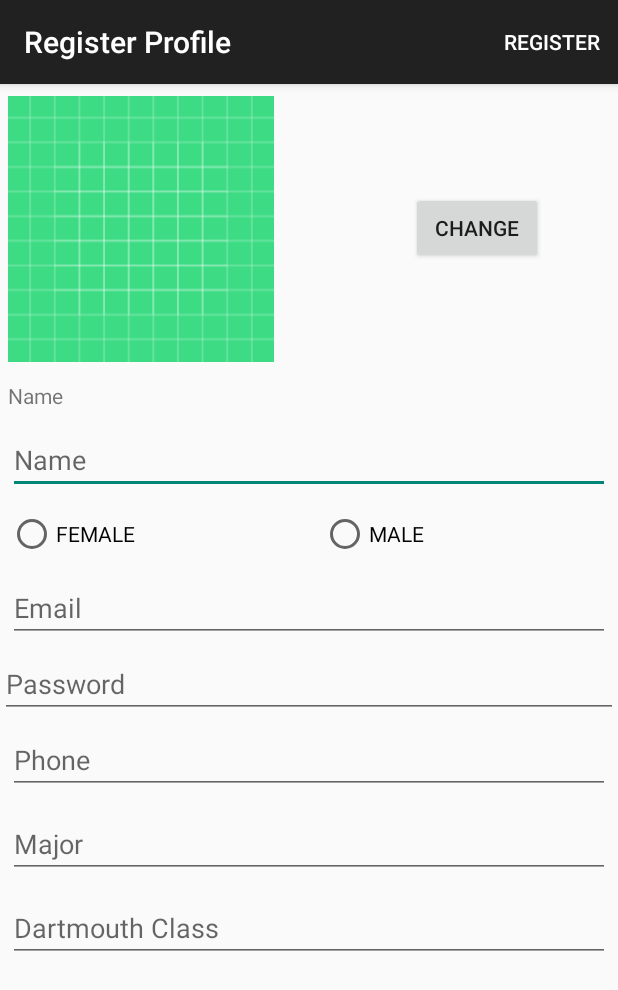
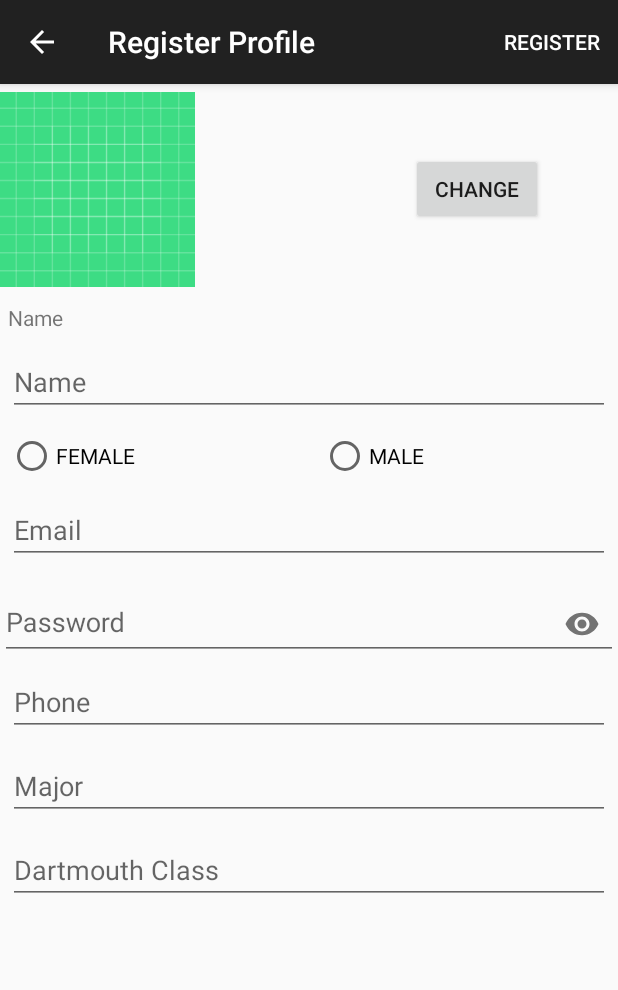
Before and after one commit to rossguju1/AndroidProgramming_CS65, an Android app: the RegisterProfileActivity screen opened directly, with no data from a screen before it, on a phone screen of 412 x 824 dp. Shown: the top 990 px of the screen. Run offline under Robolectric (Android 15) with nearby library versions, the phone set to English and light mode, and no system bars; libraries missing offline, so code that uses them is left out: com.soundcloud.android; pictures from the network do not load.

Commit message:
almost done

```diff
--- a/MyRuns/MyRuns1/app/src/main/res/layout/activity_profile.xml
+++ b/MyRuns/MyRuns1/app/src/main/res/layout/activity_profile.xml
@@ -1,10 +1,11 @@
-<ScrollView
+<androidx.core.widget.NestedScrollView
     xmlns:android="http://schemas.android.com/apk/res/android"
     xmlns:app="http://schemas.android.com/apk/res-auto"
     xmlns:tools="http://schemas.android.com/tools"
     android:id="@+id/mainLayout"
     android:layout_width="match_parent"
-    android:layout_height="match_parent" >
+    android:layout_height="match_parent"
+    tools:context=".RegisterProfileActivity">
 
 
     <LinearLayout
@@ -19,12 +20,10 @@
 
             <ImageView
                 android:id="@+id/imageProfile"
-                android:layout_width="177dp"
-                android:layout_height="182dp"
-                android:layout_marginStart="5dp"
-                android:layout_marginLeft="5dp"
+                android:layout_width="130dp"
+                android:layout_height="130dp"
                 android:layout_marginTop="5dp"
-                android:layout_marginRight="5dp"
+                android:layout_marginEnd="50dp"
                 android:layout_marginBottom="5dp"
                 android:contentDescription="@string/ui_profile_photo_content_description"
                 android:focusable="true"
@@ -38,9 +37,8 @@
                 android:layout_width="wrap_content"
                 android:layout_height="wrap_content"
                 android:layout_centerVertical="true"
-                android:layout_marginRight="50dp"
-                android:layout_alignParentRight="true"
-                android:onClick="onChangePhotoClicked"
+                android:layout_marginEnd="50dp"
+                android:layout_alignParentEnd="true"
                 android:text="@string/ui_button_change_title">
 
             </Button>
@@ -55,17 +53,16 @@
             android:text="@string/ui_profile_name_title" >
         </TextView>
 
-        <EditText
+        <com.google.android.material.textfield.TextInputEditText
             android:id="@+id/editName"
             android:layout_width="match_parent"
             android:layout_height="wrap_content"
             android:layout_margin="5dp"
             android:hint="@string/ui_profile_name_hint"
-            android:inputType="textCapWords"
+            android:inputType="text"
+            android:maxLines="1"
             android:singleLine="true" >
-
-            <requestFocus />
-        </EditText>
+        </com.google.android.material.textfield.TextInputEditText>
 
         <RadioGroup
             android:id="@+id/radioGender"
@@ -89,7 +86,8 @@
                 android:text="@string/ui_profile_gender_male" />
         </RadioGroup>
 
-        <EditText
+
+        <com.google.android.material.textfield.TextInputEditText
             android:id="@+id/editEmail"
             android:layout_width="match_parent"
             android:layout_height="wrap_content"
@@ -97,46 +95,50 @@
             android:hint="@string/ui_profile_email_hint"
             android:inputType="textEmailAddress"
             android:singleLine="true" >
-        </EditText>
+        </com.google.android.material.textfield.TextInputEditText>
+
+        <com.google.android.material.textfield.TextInputLayout
+            android:id="@+id/input_password"
+            android:layout_width="match_parent"
+            android:layout_height="wrap_content"
+            app:passwordToggleEnabled="true" >
+
+            <com.google.android.material.textfield.TextInputEditText
+                android:id="@+id/editPassword"
+                android:layout_width="match_parent"
+                android:layout_height="wrap_content"
+                android:inputType="textPassword"
+                android:hint="@string/email_password"
+                />
+        </com.google.android.material.textfield.TextInputLayout>
 
 
-        <EditText
-            android:id="@+id/editPassword"
-            android:layout_width="match_parent"
-            android:layout_height="wrap_content"
-            android:ems="10"
-            android:inputType="textPassword"
-            android:hint="@string/email_password"/>
 
-        <EditText
+        <com.google.android.material.textfield.TextInputEditText
             android:id="@+id/editPhone"
             android:layout_width="match_parent"
             android:layout_height="wrap_content"
             android:layout_margin="5dp"
             android:hint="@string/phone_number_hint"
-            android:inputType="phone" >
-        </EditText>
+            android:inputType="phone"/>
 
-        <EditText
+
+        <com.google.android.material.textfield.TextInputEditText
             android:id="@+id/editMajor"
             android:layout_width="match_parent"
             android:layout_height="wrap_content"
             android:layout_margin="5dp"
             android:hint="@string/major_hint"
-            android:inputType="text">
-        </EditText>
+            android:inputType="text"/>
 
-        <EditText
+        <com.google.android.material.textfield.TextInputEditText
             android:id="@+id/editClassYear"
             android:layout_width="match_parent"
             android:layout_height="wrap_content"
             android:layout_margin="5dp"
             android:hint="@string/class_year_hint"
-            android:inputType="number" >
-        </EditText>
-
-
+            android:inputType="number" />
 
     </LinearLayout>
 
-</ScrollView>
+</androidx.core.widget.NestedScrollView>
--- a/MyRuns/MyRuns1/app/src/main/res/xml/file_path.xml
+++ b/MyRuns/MyRuns1/app/src/main/res/xml/path.xml
@@ -2,5 +2,5 @@
 <paths>
     <external-path
         name="images"
-        path="Android/data/edu.dartmouth.cs.camera/files/Pictures" />
+        path="Android/data/edu.dartmouth.cs.myruns1/files/Pictures" />
 </paths>
```
Also changed, not shown: MyRuns/MyRuns1/app/src/main/AndroidManifest.xml (+7 -2 lines), MyRuns/MyRuns1/app/src/main/java/edu/dartmouth/cs/myruns1/RegisterProfileActivity.java (+193 -14 lines), MyRuns/MyRuns1/app/src/main/java/edu/dartmouth/cs/myruns1/SigninActivity.java (+16 -0 lines), MyRuns/MyRuns1/app/src/main/java/edu/dartmouth/cs/myruns1/models/ProfilePreferences.java (added, +129 -0 lines), MyRuns/MyRuns1/app/src/main/res/layout/activity_sign_in.xml (+16 -12 lines).
